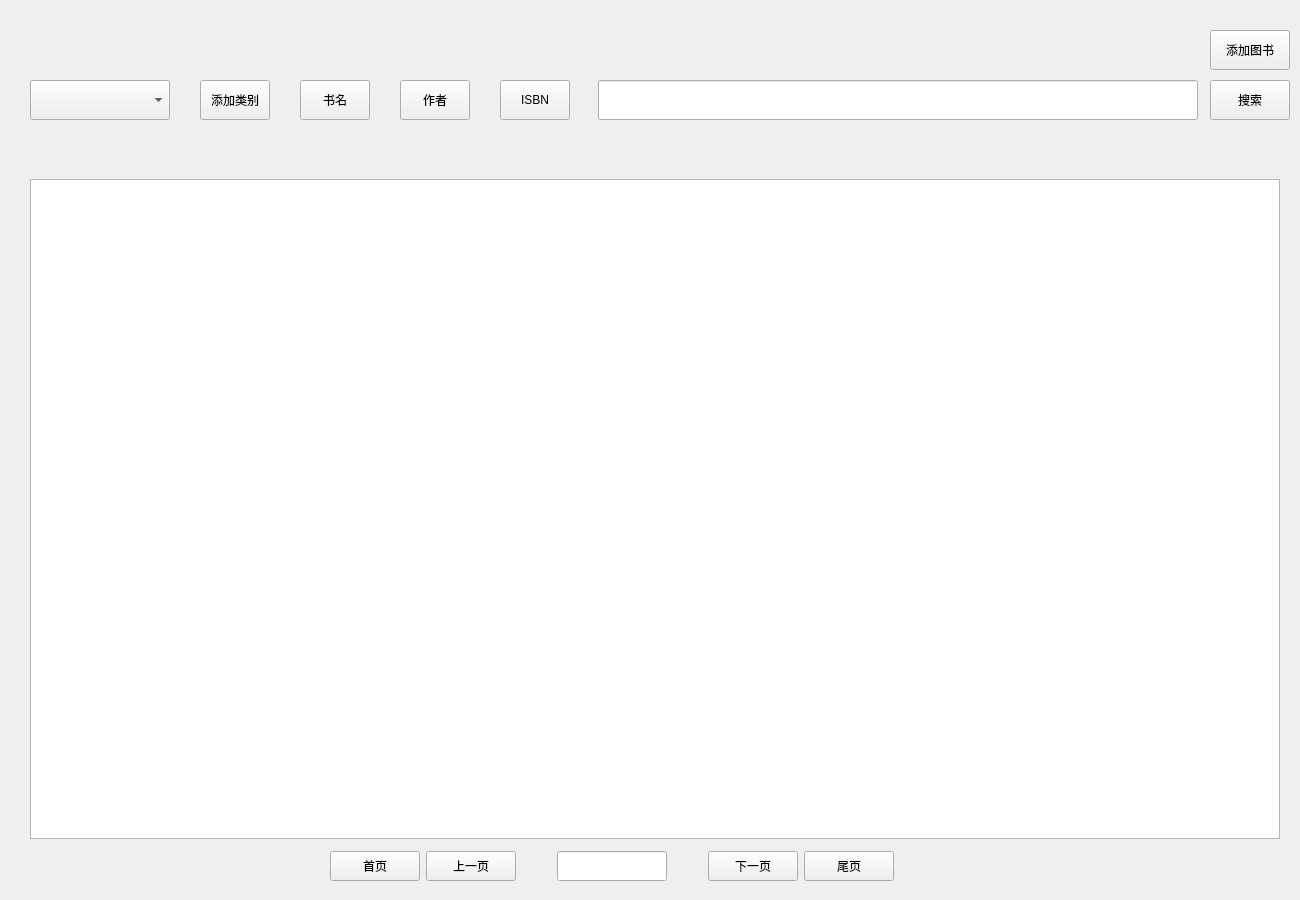
Above: BMS/view/adminbookmanagement.ui from adventurer-w/Books-Management-System before the change. Below: the same form after it.
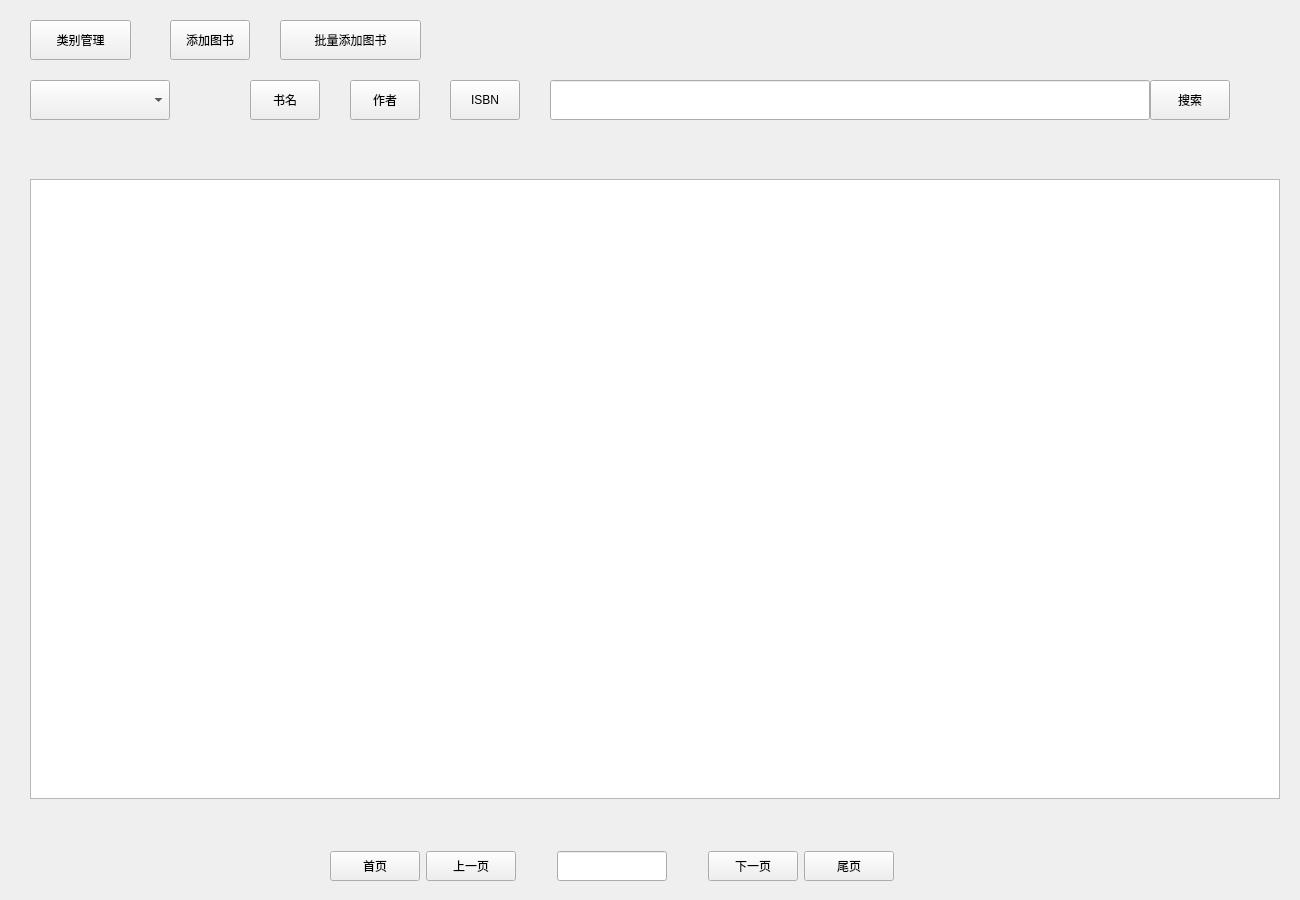
That is the form after the change.

What changed in the file:
```diff
--- a/BMS/view/adminbookmanagement.ui
+++ b/BMS/view/adminbookmanagement.ui
@@ -19,7 +19,7 @@
      <x>30</x>
      <y>179</y>
      <width>1250</width>
-     <height>660</height>
+     <height>620</height>
     </rect>
    </property>
   </widget>
@@ -156,7 +156,7 @@
   <widget class="QPushButton" name="btn_author">
    <property name="geometry">
     <rect>
-     <x>400</x>
+     <x>350</x>
      <y>80</y>
      <width>70</width>
      <height>40</height>
@@ -172,8 +172,8 @@
   <widget class="QPushButton" name="btn_addbook">
    <property name="geometry">
     <rect>
-     <x>1210</x>
-     <y>30</y>
+     <x>170</x>
+     <y>20</y>
      <width>80</width>
      <height>40</height>
     </rect>
@@ -195,7 +195,7 @@
   <widget class="QPushButton" name="btn_bookname">
    <property name="geometry">
     <rect>
-     <x>300</x>
+     <x>250</x>
      <y>80</y>
      <width>70</width>
      <height>40</height>
@@ -211,7 +211,7 @@
   <widget class="QPushButton" name="btn_ISBN">
    <property name="geometry">
     <rect>
-     <x>500</x>
+     <x>450</x>
      <y>80</y>
      <width>70</width>
      <height>40</height>
@@ -227,7 +227,7 @@
   <widget class="QLineEdit" name="line_search">
    <property name="geometry">
     <rect>
-     <x>598</x>
+     <x>550</x>
      <y>80</y>
      <width>600</width>
      <height>40</height>
@@ -237,14 +237,14 @@
   <widget class="QPushButton" name="btn_addclassify">
    <property name="geometry">
     <rect>
-     <x>200</x>
-     <y>80</y>
-     <width>70</width>
+     <x>30</x>
+     <y>20</y>
+     <width>101</width>
      <height>40</height>
     </rect>
    </property>
    <property name="text">
-    <string>添加类别</string>
+    <string>类别管理</string>
    </property>
    <property name="checkable">
     <bool>true</bool>
@@ -253,7 +253,7 @@
   <widget class="QPushButton" name="btn_search">
    <property name="geometry">
     <rect>
-     <x>1210</x>
+     <x>1150</x>
      <y>80</y>
      <width>80</width>
      <height>40</height>
@@ -263,6 +263,19 @@
     <string>搜索</string>
    </property>
   </widget>
+  <widget class="QPushButton" name="btn_addbook_batch">
+   <property name="geometry">
+    <rect>
+     <x>280</x>
+     <y>20</y>
+     <width>141</width>
+     <height>40</height>
+    </rect>
+   </property>
+   <property name="text">
+    <string>批量添加图书</string>
+   </property>
+  </widget>
  </widget>
  <resources/>
  <connections/>
```
